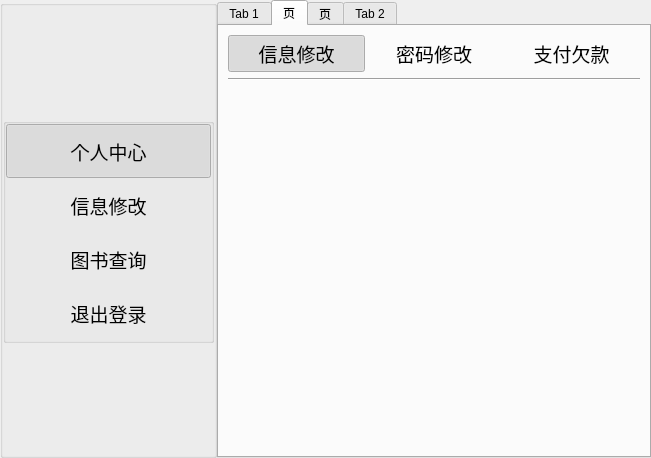
First picture: the form in twidgetstudent.ui, repository xiezhihu/Qt_Book, before the edit.
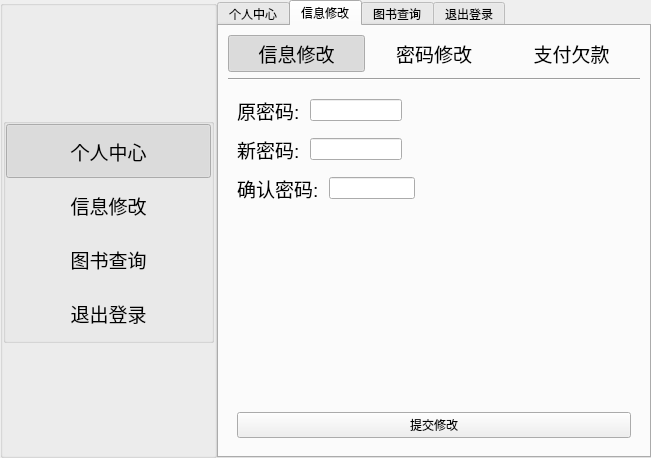
Second picture: the form after the edit. The open tabs and pages were chosen to show the change.

Commit message: 备份，尝试使用全局QSqlDatabase

The edit to the form file:
```diff
--- a/twidgetstudent.ui
+++ b/twidgetstudent.ui
@@ -230,7 +230,7 @@
      </property>
      <widget class="QWidget" name="tab">
       <attribute name="title">
-       <string>Tab 1</string>
+       <string>个人中心</string>
       </attribute>
       <layout class="QVBoxLayout" name="verticalLayout_6" stretch="2,0,4">
        <item>
@@ -371,7 +371,7 @@
      </widget>
      <widget class="QWidget" name="tab_3">
       <attribute name="title">
-       <string>页</string>
+       <string>信息修改</string>
       </attribute>
       <layout class="QVBoxLayout" name="verticalLayout_8">
        <item>
@@ -694,7 +694,136 @@
              </item>
             </layout>
            </widget>
-           <widget class="QWidget" name="page_2"/>
+           <widget class="QWidget" name="page_2">
+            <layout class="QVBoxLayout" name="verticalLayout_11" stretch="2,3,1">
+             <item>
+              <layout class="QVBoxLayout" name="verticalLayout_10">
+               <property name="spacing">
+                <number>10</number>
+               </property>
+               <item>
+                <layout class="QHBoxLayout" name="horizontalLayout_5" stretch="1,2,5">
+                 <item>
+                  <widget class="QLabel" name="label_2">
+                   <property name="font">
+                    <font>
+                     <pointsize>14</pointsize>
+                    </font>
+                   </property>
+                   <property name="text">
+                    <string>原密码:</string>
+                   </property>
+                  </widget>
+                 </item>
+                 <item>
+                  <widget class="QLineEdit" name="lineOriginPwd"/>
+                 </item>
+                 <item>
+                  <spacer name="horizontalSpacer_3">
+                   <property name="orientation">
+                    <enum>Qt::Horizontal</enum>
+                   </property>
+                   <property name="sizeHint" stdset="0">
+                    <size>
+                     <width>40</width>
+                     <height>20</height>
+                    </size>
+                   </property>
+                  </spacer>
+                 </item>
+                </layout>
+               </item>
+               <item>
+                <layout class="QHBoxLayout" name="horizontalLayout_6" stretch="1,2,5">
+                 <item>
+                  <widget class="QLabel" name="label_3">
+                   <property name="font">
+                    <font>
+                     <pointsize>14</pointsize>
+                    </font>
+                   </property>
+                   <property name="text">
+                    <string>新密码:</string>
+                   </property>
+                  </widget>
+                 </item>
+                 <item>
+                  <widget class="QLineEdit" name="lineNewPwd"/>
+                 </item>
+                 <item>
+                  <spacer name="horizontalSpacer_4">
+                   <property name="orientation">
+                    <enum>Qt::Horizontal</enum>
+                   </property>
+                   <property name="sizeHint" stdset="0">
+                    <size>
+                     <width>40</width>
+                     <height>20</height>
+                    </size>
+                   </property>
+                  </spacer>
+                 </item>
+                </layout>
+               </item>
+               <item>
+                <layout class="QHBoxLayout" name="horizontalLayout_7" stretch="1,2,5">
+                 <item>
+                  <widget class="QLabel" name="label_4">
+                   <property name="font">
+                    <font>
+                     <pointsize>14</pointsize>
+                    </font>
+                   </property>
+                   <property name="text">
+                    <string>确认密码:</string>
+                   </property>
+                  </widget>
+                 </item>
+                 <item>
+                  <widget class="QLineEdit" name="lineAgainPwd"/>
+                 </item>
+                 <item>
+                  <spacer name="horizontalSpacer_8">
+                   <property name="orientation">
+                    <enum>Qt::Horizontal</enum>
+                   </property>
+                   <property name="sizeHint" stdset="0">
+                    <size>
+                     <width>40</width>
+                     <height>20</height>
+                    </size>
+                   </property>
+                  </spacer>
+                 </item>
+                </layout>
+               </item>
+              </layout>
+             </item>
+             <item>
+              <spacer name="verticalSpacer_9">
+               <property name="orientation">
+                <enum>Qt::Vertical</enum>
+               </property>
+               <property name="sizeType">
+                <enum>QSizePolicy::Expanding</enum>
+               </property>
+               <property name="sizeHint" stdset="0">
+                <size>
+                 <width>20</width>
+                 <height>249</height>
+                </size>
+               </property>
+              </spacer>
+             </item>
+             <item>
+              <widget class="QPushButton" name="btnCommitPwd">
+               <property name="text">
+                <string>提交修改</string>
+               </property>
+              </widget>
+             </item>
+            </layout>
+           </widget>
            <widget class="QWidget" name="page_3"/>
           </widget>
          </item>
@@ -704,12 +833,12 @@
      </widget>
      <widget class="QWidget" name="tab_4">
       <attribute name="title">
-       <string>页</string>
+       <string>图书查询</string>
       </attribute>
      </widget>
      <widget class="QWidget" name="tab_2">
       <attribute name="title">
-       <string>Tab 2</string>
+       <string>退出登录</string>
       </attribute>
      </widget>
     </widget>
```
Left out of the diff: 8 changed lines with no effect on the pictures. The commit also changes 2 other files.
